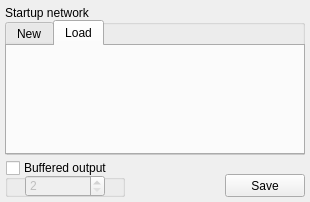
Old version of the form GUI/forms/settings_form.ui in the repository iamdmitryvolkov/neuromodel.
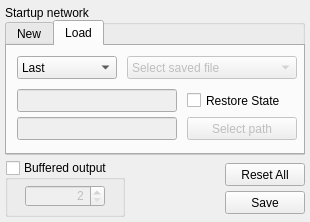
New version of the form. The open tabs and pages were chosen to show the change.

Patch:
```diff
--- a/GUI/forms/settings_form.ui
+++ b/GUI/forms/settings_form.ui
@@ -7,19 +7,19 @@
     <x>0</x>
     <y>0</y>
     <width>310</width>
-    <height>202</height>
+    <height>222</height>
    </rect>
   </property>
   <property name="minimumSize">
    <size>
     <width>310</width>
-    <height>202</height>
+    <height>222</height>
    </size>
   </property>
   <property name="maximumSize">
    <size>
     <width>310</width>
-    <height>202</height>
+    <height>222</height>
    </size>
   </property>
   <property name="windowTitle">
@@ -150,6 +150,104 @@
      <attribute name="title">
       <string>Load</string>
      </attribute>
+     <widget class="QComboBox" name="LoadTypeComboBox">
+      <property name="geometry">
+       <rect>
+        <x>10</x>
+        <y>10</y>
+        <width>100</width>
+        <height>23</height>
+       </rect>
+      </property>
+      <item>
+       <property name="text">
+        <string>Last</string>
+       </property>
+      </item>
+      <item>
+       <property name="text">
+        <string>Saved</string>
+       </property>
+      </item>
+      <item>
+       <property name="text">
+        <string>From matrix</string>
+       </property>
+      </item>
+     </widget>
+     <widget class="QComboBox" name="SelectSavedFileComBoBox">
+      <property name="enabled">
+       <bool>false</bool>
+      </property>
+      <property name="geometry">
+       <rect>
+        <x>120</x>
+        <y>10</y>
+        <width>170</width>
+        <height>23</height>
+       </rect>
+      </property>
+      <item>
+       <property name="text">
+        <string>Select saved file</string>
+       </property>
+      </item>
+     </widget>
+     <widget class="QLineEdit" name="ElectrodesMatrixLineEdit">
+      <property name="enabled">
+       <bool>false</bool>
+      </property>
+      <property name="geometry">
+       <rect>
+        <x>10</x>
+        <y>71</y>
+        <width>160</width>
+        <height>23</height>
+       </rect>
+      </property>
+     </widget>
+     <widget class="QLineEdit" name="NeuronsMatrixLineEdit">
+      <property name="enabled">
+       <bool>false</bool>
+      </property>
+      <property name="geometry">
+       <rect>
+        <x>10</x>
+        <y>43</y>
+        <width>160</width>
+        <height>23</height>
+       </rect>
+      </property>
+     </widget>
+     <widget class="QCheckBox" name="RestoreStateCheckBox">
+      <property name="geometry">
+       <rect>
+        <x>180</x>
+        <y>44</y>
+        <width>110</width>
+        <height>21</height>
+       </rect>
+      </property>
+      <property name="text">
+       <string>Restore State</string>
+      </property>
+     </widget>
+     <widget class="QPushButton" name="PathButton">
+      <property name="enabled">
+       <bool>false</bool>
+      </property>
+      <property name="geometry">
+       <rect>
+        <x>180</x>
+        <y>71</y>
+        <width>110</width>
+        <height>23</height>
+       </rect>
+      </property>
+      <property name="text">
+       <string>Select path</string>
+      </property>
+     </widget>
     </widget>
    </widget>
   </widget>
@@ -157,7 +255,7 @@
    <property name="geometry">
     <rect>
      <x>225</x>
-     <y>174</y>
+     <y>191</y>
      <width>80</width>
      <height>23</height>
     </rect>
@@ -172,7 +270,7 @@
      <x>5</x>
      <y>160</y>
      <width>120</width>
-     <height>37</height>
+     <height>57</height>
     </rect>
    </property>
    <property name="title">
@@ -188,16 +286,32 @@
     <property name="geometry">
      <rect>
       <x>20</x>
-      <y>15</y>
+      <y>25</y>
       <width>80</width>
       <height>22</height>
      </rect>
     </property>
+    <property name="alignment">
+     <set>Qt::AlignRight|Qt::AlignTrailing|Qt::AlignVCenter</set>
+    </property>
     <property name="minimum">
      <number>2</number>
     </property>
    </widget>
   </widget>
+  <widget class="QPushButton" name="ResetButton">
+   <property name="geometry">
+    <rect>
+     <x>225</x>
+     <y>163</y>
+     <width>80</width>
+     <height>23</height>
+    </rect>
+   </property>
+   <property name="text">
+    <string>Reset All</string>
+   </property>
+  </widget>
  </widget>
  <resources/>
  <connections/>
```
Left out of the diff: 26 changed lines with no effect on the pictures.
